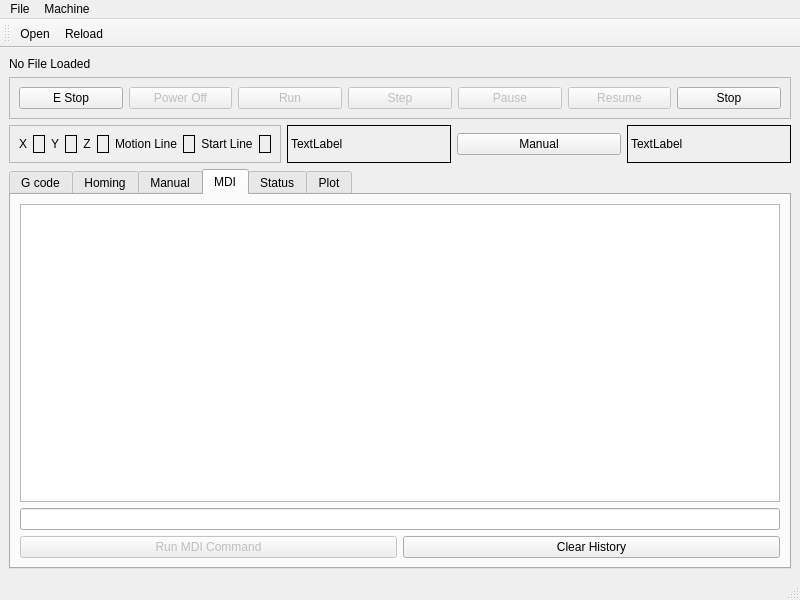
First picture: the form in jet/src/jet.ui, repository tlight9/jet, before the edit.
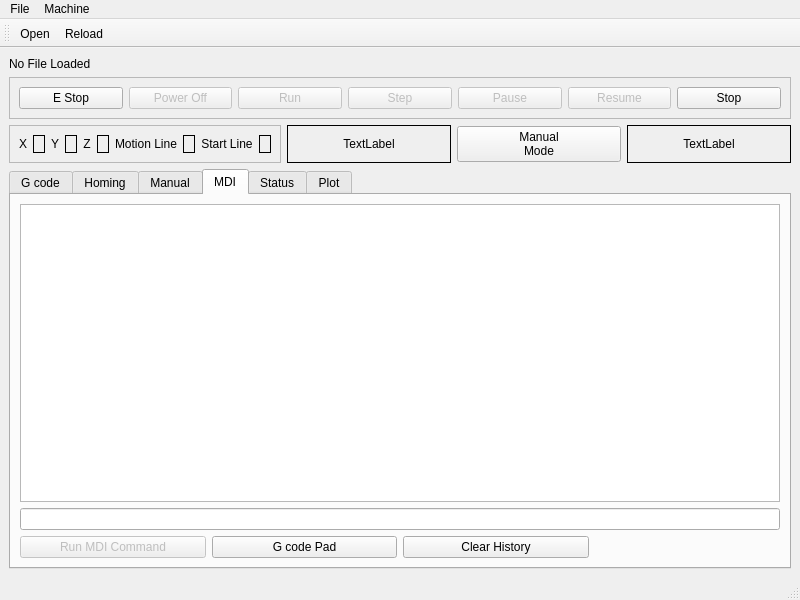
Second picture: the form after the edit. The open tabs and pages were chosen to show the change.

Commit message: add gcode pad and move class

What changed in the file:
```diff
--- a/jet/src/jet.ui
+++ b/jet/src/jet.ui
@@ -20,6 +20,9 @@
       <property name="text">
        <string>TextLabel</string>
       </property>
+      <property name="alignment">
+       <set>Qt::AlignCenter</set>
+      </property>
      </widget>
     </item>
     <item row="2" column="3">
@@ -30,12 +33,16 @@
       <property name="text">
        <string>TextLabel</string>
       </property>
+      <property name="alignment">
+       <set>Qt::AlignCenter</set>
+      </property>
      </widget>
     </item>
     <item row="2" column="2">
      <widget class="QPushButton" name="manual_mode_pb">
       <property name="text">
-       <string>Manual</string>
+       <string>Manual
+Mode</string>
       </property>
      </widget>
     </item>
@@ -738,11 +745,12 @@
         <string>MDI</string>
        </attribute>
        <layout class="QGridLayout" name="gridLayout_9">
-        <item row="0" column="0" colspan="2">
-         <widget class="QListWidget" name="mdi_history_lw"/>
-        </item>
-        <item row="1" column="0" colspan="2">
-         <widget class="QLineEdit" name="mdi_command_le"/>
+        <item row="2" column="1">
+         <widget class="QPushButton" name="gcode_pad_pb">
+          <property name="text">
+           <string>G code Pad</string>
+          </property>
+         </widget>
         </item>
         <item row="2" column="0">
          <widget class="QPushButton" name="run_mdi_pb">
@@ -754,7 +762,13 @@
           </property>
          </widget>
         </item>
-        <item row="2" column="1">
+        <item row="1" column="0" colspan="4">
+         <widget class="QLineEdit" name="mdi_command_le"/>
+        </item>
+        <item row="0" column="0" colspan="4">
+         <widget class="QListWidget" name="mdi_history_lw"/>
+        </item>
+        <item row="2" column="2">
          <widget class="QPushButton" name="clear_mdi_history_pb">
           <property name="text">
            <string>Clear History</string>
```
Left out of the diff: 2 changed lines with no effect on the pictures. The commit also changes 5 other files.
